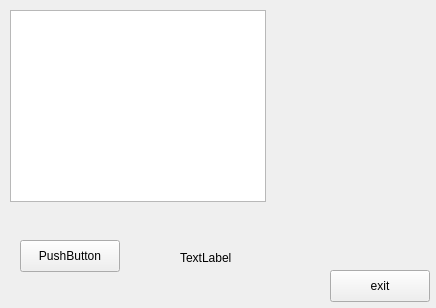
phooten/finance, file tools/trade_history/filter_details/gui/form.ui: the form before one commit.
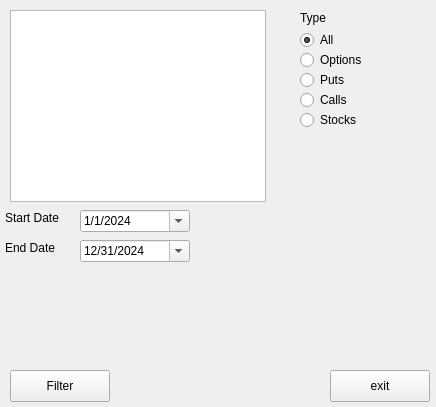
The form after the commit.

Commit message: Updating GUI to interact with actual script, not just test script

What changed in the file:
```diff
--- a/tools/trade_history/filter_details/gui/form.ui
+++ b/tools/trade_history/filter_details/gui/form.ui
@@ -7,7 +7,7 @@
     <x>0</x>
     <y>0</y>
     <width>436</width>
-    <height>308</height>
+    <height>407</height>
    </rect>
   </property>
   <property name="windowTitle">
@@ -26,34 +26,34 @@
   <widget class="QPushButton" name="filterButton">
    <property name="geometry">
     <rect>
-     <x>20</x>
-     <y>240</y>
+     <x>10</x>
+     <y>370</y>
      <width>100</width>
      <height>32</height>
     </rect>
    </property>
    <property name="text">
-    <string>PushButton</string>
+    <string>Filter</string>
    </property>
   </widget>
   <widget class="QLabel" name="selectedTicker">
    <property name="geometry">
     <rect>
-     <x>180</x>
-     <y>250</y>
-     <width>58</width>
-     <height>16</height>
+     <x>5</x>
+     <y>210</y>
+     <width>70</width>
+     <height>15</height>
     </rect>
    </property>
    <property name="text">
-    <string>TextLabel</string>
+    <string>Start Date</string>
    </property>
   </widget>
   <widget class="QPushButton" name="exitButton">
    <property name="geometry">
     <rect>
      <x>330</x>
-     <y>270</y>
+     <y>370</y>
      <width>100</width>
      <height>32</height>
     </rect>
@@ -62,6 +62,152 @@
     <string>exit</string>
    </property>
   </widget>
+  <widget class="QDateEdit" name="dateEditStart">
+   <property name="geometry">
+    <rect>
+     <x>80</x>
+     <y>210</y>
+     <width>110</width>
+     <height>22</height>
+    </rect>
+   </property>
+   <property name="buttonSymbols">
+    <enum>QAbstractSpinBox::UpDownArrows</enum>
+   </property>
+   <property name="displayFormat">
+    <string>M/d/yyyy</string>
+   </property>
+   <property name="calendarPopup">
+    <bool>true</bool>
+   </property>
+   <property name="date">
+    <date>
+     <year>2024</year>
+     <month>1</month>
+     <day>1</day>
+    </date>
+   </property>
+  </widget>
+  <widget class="QLabel" name="labelEndDate">
+   <property name="geometry">
+    <rect>
+     <x>5</x>
+     <y>240</y>
+     <width>70</width>
+     <height>15</height>
+    </rect>
+   </property>
+   <property name="text">
+    <string>End Date</string>
+   </property>
+  </widget>
+  <widget class="QDateEdit" name="dateEditEnd">
+   <property name="geometry">
+    <rect>
+     <x>80</x>
+     <y>240</y>
+     <width>110</width>
+     <height>22</height>
+    </rect>
+   </property>
+   <property name="buttonSymbols">
+    <enum>QAbstractSpinBox::UpDownArrows</enum>
+   </property>
+   <property name="displayFormat">
+    <string>M/d/yyyy</string>
+   </property>
+   <property name="calendarPopup">
+    <bool>true</bool>
+   </property>
+   <property name="date">
+    <date>
+     <year>2024</year>
+     <month>12</month>
+     <day>31</day>
+    </date>
+   </property>
+  </widget>
+  <widget class="QRadioButton" name="radioButtonOptions">
+   <property name="geometry">
+    <rect>
+     <x>300</x>
+     <y>50</y>
+     <width>99</width>
+     <height>20</height>
+    </rect>
+   </property>
+   <property name="text">
+    <string>Options</string>
+   </property>
+  </widget>
+  <widget class="QRadioButton" name="radioButtonPuts">
+   <property name="geometry">
+    <rect>
+     <x>300</x>
+     <y>70</y>
+     <width>99</width>
+     <height>20</height>
+    </rect>
+   </property>
+   <property name="text">
+    <string>Puts</string>
+   </property>
+  </widget>
+  <widget class="QRadioButton" name="radioButtonCalls">
+   <property name="geometry">
+    <rect>
+     <x>300</x>
+     <y>90</y>
+     <width>99</width>
+     <height>20</height>
+    </rect>
+   </property>
+   <property name="text">
+    <string>Calls</string>
+   </property>
+  </widget>
+  <widget class="QRadioButton" name="radioButtonStocks">
+   <property name="geometry">
+    <rect>
+     <x>300</x>
+     <y>110</y>
+     <width>99</width>
+     <height>20</height>
+    </rect>
+   </property>
+   <property name="text">
+    <string>Stocks</string>
+   </property>
+  </widget>
+  <widget class="QRadioButton" name="radioButtonAll">
+   <property name="geometry">
+    <rect>
+     <x>300</x>
+     <y>30</y>
+     <width>99</width>
+     <height>20</height>
+    </rect>
+   </property>
+   <property name="text">
+    <string>All</string>
+   </property>
+   <property name="checked">
+    <bool>true</bool>
+   </property>
+  </widget>
+  <widget class="QLabel" name="labelType">
+   <property name="geometry">
+    <rect>
+     <x>300</x>
+     <y>10</y>
+     <width>70</width>
+     <height>15</height>
+    </rect>
+   </property>
+   <property name="text">
+    <string>Type</string>
+   </property>
+  </widget>
  </widget>
  <resources/>
  <connections/>
```
Left out of the diff: 2 changed lines with no effect on the pictures. The commit also changes 5 other files.
